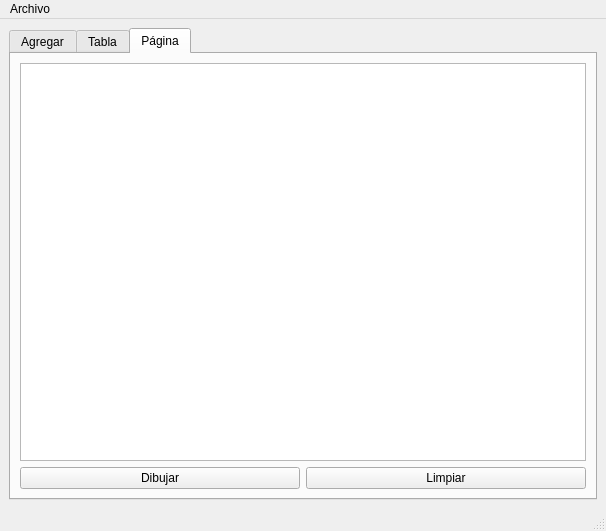
First picture: the form in mainwindow.ui, repository carlospm-798/actividad-11, before the edit.
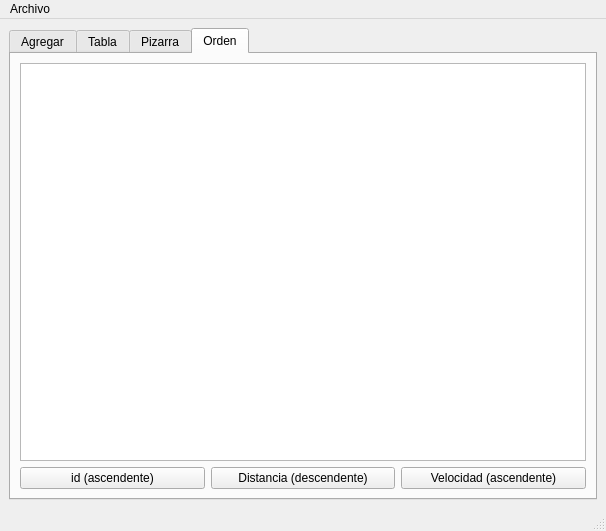
Second picture: the form after the edit.

Commit message: Actualicé mi interfaz gráfica

Diff of the .ui file:
```diff
--- a/mainwindow.ui
+++ b/mainwindow.ui
@@ -18,7 +18,7 @@
     <item row="0" column="0">
      <widget class="QTabWidget" name="tabWidget">
       <property name="currentIndex">
-       <number>2</number>
+       <number>3</number>
       </property>
       <widget class="QWidget" name="tab">
        <attribute name="title">
@@ -194,7 +194,7 @@
       </widget>
       <widget class="QWidget" name="tab_3">
        <attribute name="title">
-        <string>Página</string>
+        <string>Pizarra</string>
        </attribute>
        <layout class="QGridLayout" name="gridLayout_4">
         <item row="0" column="0" colspan="2">
@@ -216,6 +216,37 @@
         </item>
        </layout>
       </widget>
+      <widget class="QWidget" name="tab_4">
+       <attribute name="title">
+        <string>Orden</string>
+       </attribute>
+       <layout class="QGridLayout" name="gridLayout_5">
+        <item row="1" column="0">
+         <widget class="QPushButton" name="id_ascendente_pushButton">
+          <property name="text">
+           <string>id (ascendente)</string>
+          </property>
+         </widget>
+        </item>
+        <item row="1" column="1">
+         <widget class="QPushButton" name="distancia_descendente_pushButton">
+          <property name="text">
+           <string>Distancia (descendente)</string>
+          </property>
+         </widget>
+        </item>
+        <item row="1" column="2">
+         <widget class="QPushButton" name="velocidad_ascendente_pushButton">
+          <property name="text">
+           <string>Velocidad (ascendente)</string>
+          </property>
+         </widget>
+        </item>
+        <item row="0" column="0" colspan="3">
+         <widget class="QTableWidget" name="tabla2"/>
+        </item>
+       </layout>
+      </widget>
      </widget>
     </item>
    </layout>
```
Left out of the diff: 50 changed lines with no effect on the pictures.
